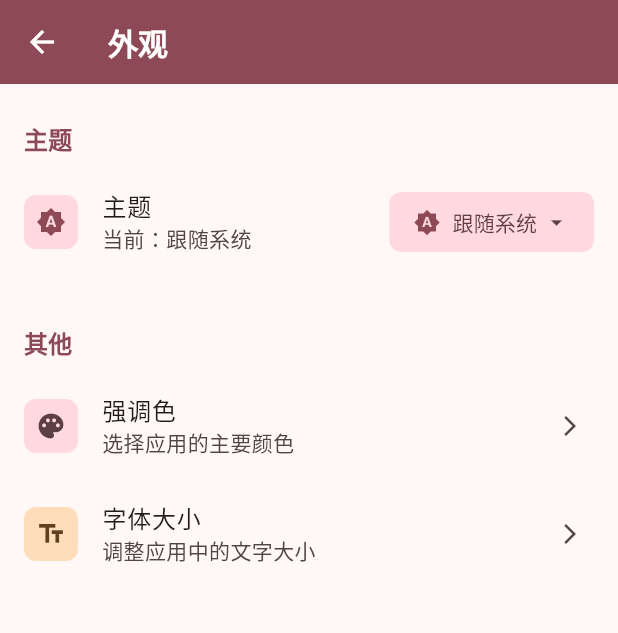
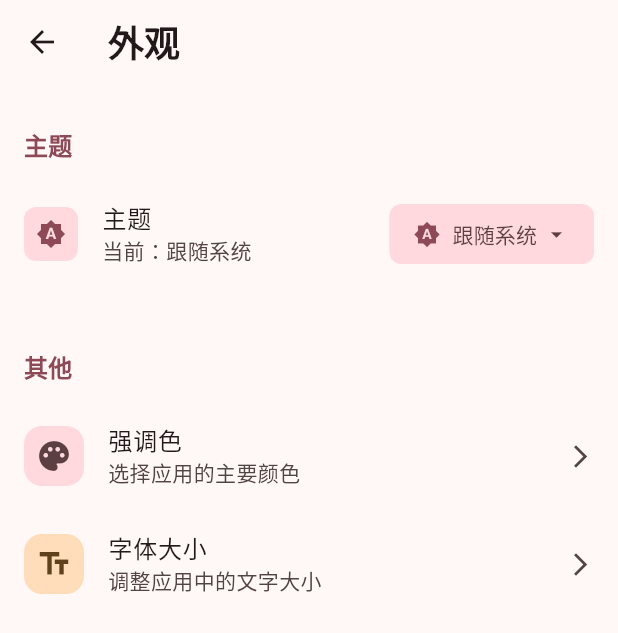
Before and after one commit to zack-zhc/period-record, a Flutter app: the AppearancePage screen opened directly, on a phone screen of 412 x 824 dp. Shown: the top 633 px of the screen. Run offline on Flutter 3.47's test engine with Material 3 defaults, Android fonts, the phone set to English and light mode, and no system bars; our stand-ins replace file_picker, local_auth, package_info_plus, shared_preferences, sqflite, table_calendar; missing offline and left inert: encrypt, local_auth_android; accounts and stored records are empty.

Commit message:
“关于”和“外观”页面设计更新

```diff
--- a/lib/pages/about_page.dart
+++ b/lib/pages/about_page.dart
@@ -282,6 +282,7 @@ class _AboutPageState extends State<AboutPage> {
       appBar: AppBar(
         surfaceTintColor: colorScheme.surfaceTint,
         elevation: 0,
+        scrolledUnderElevation: 2,
         centerTitle: false,
         title: Text('关于应用', style: textTheme.titleLarge),
         leading: IconButton(
--- a/lib/pages/appearance_page.dart
+++ b/lib/pages/appearance_page.dart
@@ -13,27 +13,28 @@ class _AppearancePageState extends State<AppearancePage> {
   @override
   Widget build(BuildContext context) {
     final colors = AppColors.of(context);
-    final isDark = Theme.of(context).brightness == Brightness.dark;
 
+    // 使用Material 3推荐的布局
     return Scaffold(
-      appBar: _buildAppBar(context, colors, isDark),
+      appBar: _buildAppBar(context),
       body: Container(
         color: Theme.of(context).colorScheme.surface,
         child: ListView(
-          padding: const EdgeInsets.symmetric(vertical: 8),
+          padding: const EdgeInsets.symmetric(vertical: 12),
           children: [
-            // 主题设置分组
+            // 主题设置分组 - 使用Material 3推荐的间距
             _buildSectionHeader('主题'),
             const ThemeSelector(),
 
-            const SizedBox(height: 16),
+            const SizedBox(height: 24),
 
             // 其他外观设置分组
             _buildSectionHeader('其他'),
             _buildAccentColorTile(context),
             _buildFontSizeTile(context),
 
-            const SizedBox(height: 32),
+            // 添加底部间距以改善滚动体验
+            const SizedBox(height: 48),
           ],
         ),
       ),
@@ -42,7 +43,7 @@ class _AppearancePageState extends State<AppearancePage> {
 
   Widget _buildSectionHeader(String title) {
     return Padding(
-      padding: const EdgeInsets.fromLTRB(16, 16, 16, 8),
+      padding: const EdgeInsets.fromLTRB(16, 16, 16, 12),
       child: Text(
         title,
         style: Theme.of(context).textTheme.titleMedium?.copyWith(
@@ -55,23 +56,28 @@ class _AppearancePageState extends State<AppearancePage> {
 
   Widget _buildAccentColorTile(BuildContext context) {
     return ListTile(
+      contentPadding: const EdgeInsets.symmetric(horizontal: 16),
       leading: Container(
         padding: const EdgeInsets.all(8),
         decoration: BoxDecoration(
           color: Theme.of(context).colorScheme.secondaryContainer,
-          borderRadius: BorderRadius.circular(8),
+          borderRadius: BorderRadius.circular(12), // 使用更圆润的边框
         ),
         child: Icon(
           Icons.palette,
           color: Theme.of(context).colorScheme.onSecondaryContainer,
-          size: 20,
+          size: 24, // 稍大的图标更符合Material 3
         ),
       ),
       title: const Text('强调色'),
       subtitle: const Text('选择应用的主要颜色'),
-      trailing: const Icon(Icons.arrow_forward_ios, size: 16),
+      trailing: Icon(
+        Icons.arrow_forward_ios,
+        size: 18,
+        color: Theme.of(context).colorScheme.onSurfaceVariant,
+      ),
       onTap: () {
-        // 这里可以导航到强调色选择页面
+        // 使用Material 3的AlertDialog样式
         showDialog(
           context: context,
           builder:
@@ -84,6 +90,10 @@ class _AppearancePageState extends State<AppearancePage> {
                     child: const Text('确定'),
                   ),
                 ],
+                // 使用Material 3推荐的形状
+                shape: RoundedRectangleBorder(
+                  borderRadius: BorderRadius.circular(12),
+                ),
               ),
         );
       },
@@ -92,23 +102,28 @@ class _AppearancePageState extends State<AppearancePage> {
 
   Widget _buildFontSizeTile(BuildContext context) {
     return ListTile(
+      contentPadding: const EdgeInsets.symmetric(horizontal: 16),
       leading: Container(
         padding: const EdgeInsets.all(8),
         decoration: BoxDecoration(
           color: Theme.of(context).colorScheme.tertiaryContainer,
-          borderRadius: BorderRadius.circular(8),
+          borderRadius: BorderRadius.circular(12), // 使用更圆润的边框
         ),
         child: Icon(
           Icons.text_fields,
           color: Theme.of(context).colorScheme.onTertiaryContainer,
-          size: 20,
+          size: 24, // 稍大的图标更符合Material 3
         ),
       ),
       title: const Text('字体大小'),
       subtitle: const Text('调整应用中的文字大小'),
-      trailing: const Icon(Icons.arrow_forward_ios, size: 16),
+      trailing: Icon(
+        Icons.arrow_forward_ios,
+        size: 18,
+        color: Theme.of(context).colorScheme.onSurfaceVariant,
+      ),
       onTap: () {
-        // 这里可以导航到字体大小设置页面
+        // 使用Material 3的AlertDialog样式
         showDialog(
           context: context,
           builder:
@@ -121,33 +136,37 @@ class _AppearancePageState extends State<AppearancePage> {
                     child: const Text('确定'),
                   ),
                 ],
+                // 使用Material 3推荐的形状
+                shape: RoundedRectangleBorder(
+                  borderRadius: BorderRadius.circular(12),
+                ),
               ),
         );
       },
     );
   }
 
-  PreferredSizeWidget _buildAppBar(
-    BuildContext context,
-    ThemeColors colors,
-    bool isDark,
-  ) {
+  PreferredSizeWidget _buildAppBar(BuildContext context) {
+    // 符合Material 3的AppBar实现
     return AppBar(
-      elevation: 4.0,
-      backgroundColor: isDark ? colors.surface : colors.primary,
+      // Material 3中AppBar使用surface颜色作为背景
+      backgroundColor: Theme.of(context).colorScheme.surface,
+      // 使用Material 3推荐的阴影效果
+      elevation: 0,
+      scrolledUnderElevation: 2,
+      // 应用Material 3的标题样式
       title: Text(
         '外观',
-        style: TextStyle(
-          fontWeight: FontWeight.bold,
-          color: isDark ? colors.onSurface : colors.onPrimary,
-          fontSize: 20,
+        style: Theme.of(context).textTheme.headlineSmall?.copyWith(
+          fontWeight: FontWeight.w600,
+          color: Theme.of(context).colorScheme.onSurface,
         ),
       ),
       leading: IconButton(
         onPressed: () => Navigator.of(context).pop(),
         icon: Icon(
           Icons.arrow_back,
-          color: isDark ? colors.onSurface : colors.onPrimary,
+          color: Theme.of(context).colorScheme.onSurface,
           size: 24,
         ),
       ),
```
